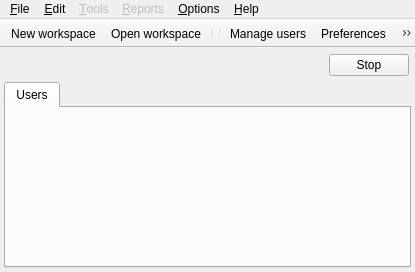
Before: the Qt Designer form Srt.QT/tt3-skin-admin/MainFrame.ui in akapustiatyahoocouk/TimeTracker3, drawn with Qt 5.
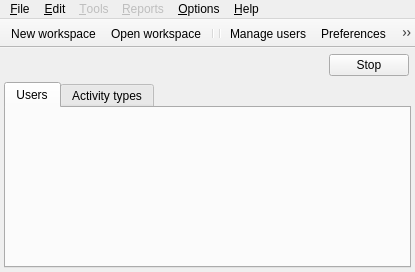
After: the same form once the commit is applied. The open tabs and pages were chosen to show the change. Icons and pictures are not drawn.

```diff
--- a/Srt.QT/tt3-skin-admin/MainFrame.ui
+++ b/Srt.QT/tt3-skin-admin/MainFrame.ui
@@ -50,6 +50,15 @@
         <string>Users</string>
        </attribute>
       </widget>
+      <widget class="QWidget" name="manageActivityTypesTab">
+       <attribute name="icon">
+        <iconset resource="tt3-skin-admin.qrc">
+         <normaloff>:/tt3-skin-admin/Resources/Images/Objects/ActivityTypeSmall.png</normaloff>:/tt3-skin-admin/Resources/Images/Objects/ActivityTypeSmall.png</iconset>
+       </attribute>
+       <attribute name="title">
+        <string>Activity types</string>
+       </attribute>
+      </widget>
      </widget>
     </item>
     <item row="0" column="0">
```
Left out of the diff: 12 changed lines with no effect on the pictures.
